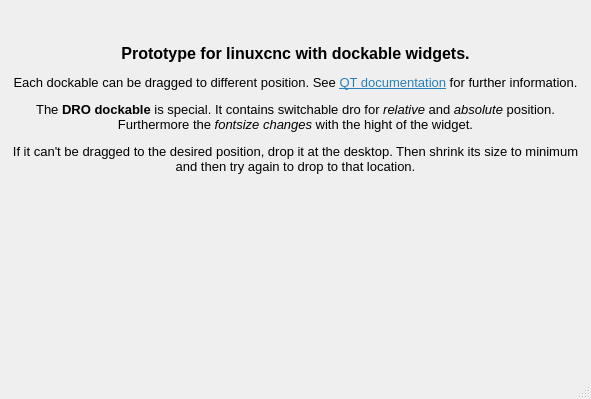
DjangoReinhard/FalconView, file src/UI/mainwindow.ui: the form before one commit; both pictures show x 0 to 591 and y 177 to 576 of the 591 by 576 pixel window.
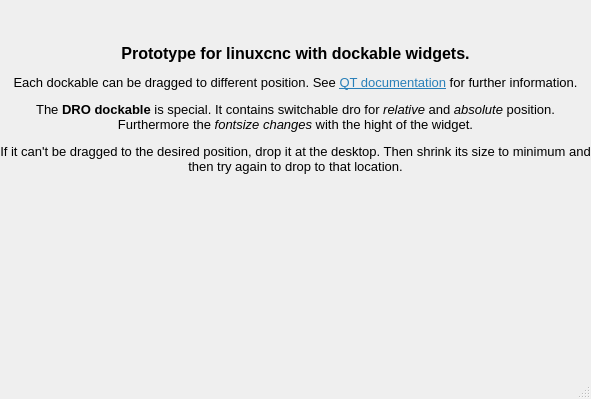
The form after the commit.

The edit to the form file:
```diff
--- a/src/UI/mainwindow.ui
+++ b/src/UI/mainwindow.ui
@@ -14,6 +14,12 @@
    <string>MainWindow</string>
   </property>
   <widget class="QWidget" name="centralwidget">
+   <property name="sizePolicy">
+    <sizepolicy hsizetype="MinimumExpanding" vsizetype="MinimumExpanding">
+     <horstretch>0</horstretch>
+     <verstretch>0</verstretch>
+    </sizepolicy>
+   </property>
    <property name="maximumSize">
     <size>
      <width>16777215</width>
@@ -21,6 +27,18 @@
     </size>
    </property>
    <layout class="QGridLayout" name="gridLayout">
+    <property name="leftMargin">
+     <number>0</number>
+    </property>
+    <property name="topMargin">
+     <number>0</number>
+    </property>
+    <property name="rightMargin">
+     <number>0</number>
+    </property>
+    <property name="bottomMargin">
+     <number>0</number>
+    </property>
     <property name="spacing">
      <number>0</number>
     </property>
@@ -51,7 +69,7 @@
        <bool>true</bool>
       </property>
       <property name="margin">
-       <number>25</number>
+       <number>0</number>
       </property>
       <property name="textInteractionFlags">
        <set>Qt::LinksAccessibleByKeyboard|Qt::LinksAccessibleByMouse|Qt::TextBrowserInteraction|Qt::TextSelectableByKeyboard|Qt::TextSelectableByMouse</set>
```
